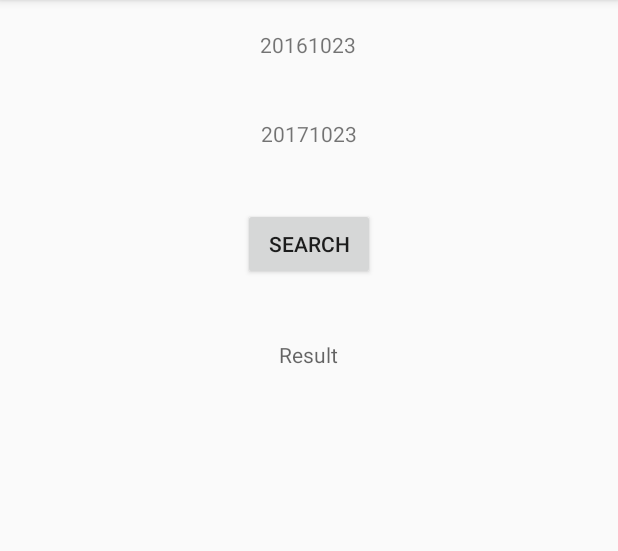
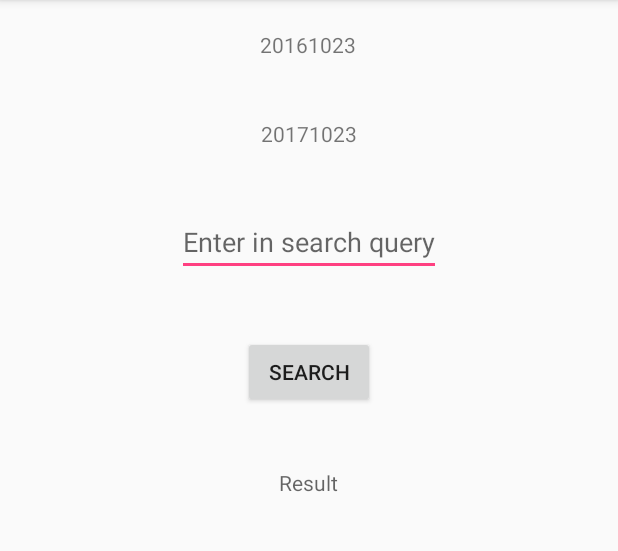
Before and after one commit to Zaid1221/GoodYear, an Android app: the screen it shows after launch (MainActivity), on a phone screen of 412 x 824 dp, the part 84-635 px from its top. Run offline under Robolectric (Android 15) with nearby library versions, the phone set to English and light mode, and no system bars.

Commit message:
EditText added for searchable query Sentiment of text still does not work

```diff
--- a/app/src/main/AndroidManifest.xml
+++ b/app/src/main/AndroidManifest.xml
@@ -1,6 +1,8 @@
 <?xml version="1.0" encoding="utf-8"?>
 <manifest xmlns:android="http://schemas.android.com/apk/res/android"
     package="com.example.zaid.goodyear">
+
+    <uses-permission android:name="android.permission.INTERNET" />
 
     <application
         android:allowBackup="true"
--- a/app/src/main/res/layout/activity_main.xml
+++ b/app/src/main/res/layout/activity_main.xml
@@ -25,6 +25,14 @@
         android:hint="@string/dateToHint"
         android:layout_margin="20dp" />
 
+    <EditText
+        android:id="@+id/Query"
+        android:layout_width="wrap_content"
+        android:layout_height="wrap_content"
+        android:layout_gravity="center_horizontal"
+        android:hint="Enter in search query"
+        android:layout_margin="20dp"/>
+
     <Button
         android:id="@+id/search_button"
         android:layout_width="wrap_content"
```
Also changed, not shown: app/src/main/java/com/example/zaid/goodyear/MainActivity.java (+30 -17 lines).
